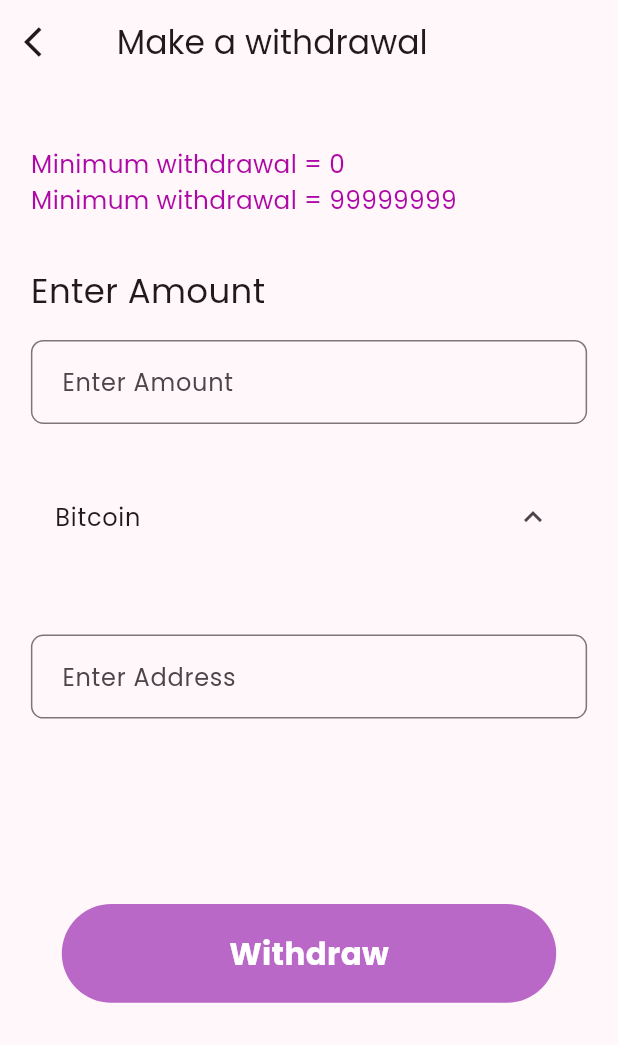
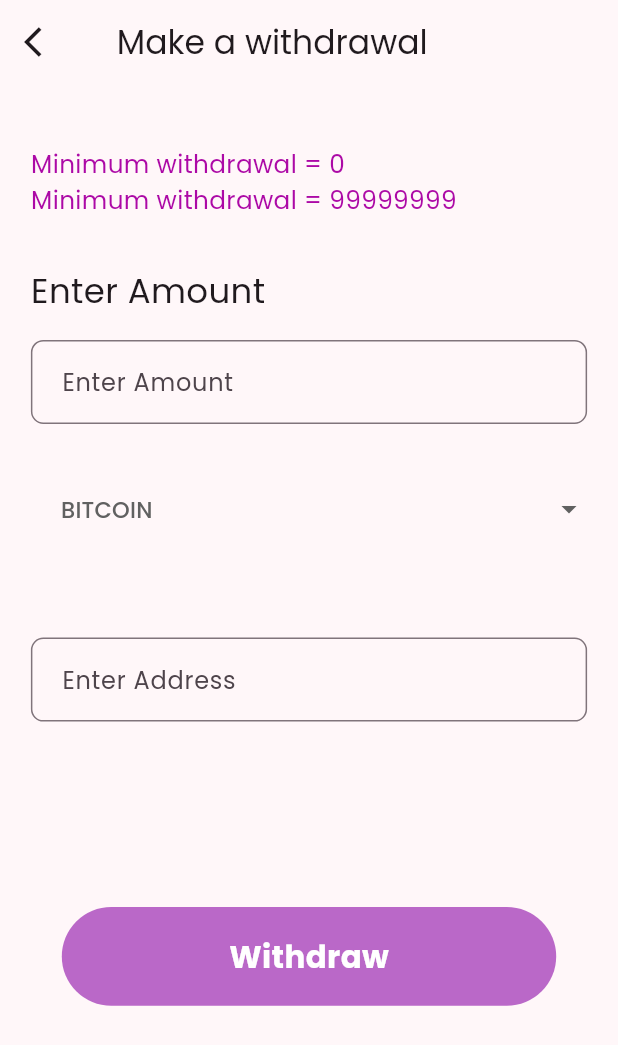
Before and after one commit to ebuka-c/bulloak-finance-mgt2, a Flutter app: the HomeNav screen opened by its route, after a tap on "Withdraw", on a phone screen of 412 x 824 dp. Shown: the top 1045 px of the screen. Run offline on Flutter 3.47's test engine with Material 2 defaults, Android fonts, the phone set to English and light mode, and no system bars; our stand-ins replace fl_chart, flutter_advanced_drawer, get, google_fonts, google_nav_bar, iconsax and 1 more.

Commit message:
pushing updates 1

```diff
--- a/lib/data/inv_packages_data.dart
+++ b/lib/data/inv_packages_data.dart
@@ -1,6 +1,6 @@
 List<dynamic> packages = [
   {
-    'name': 'Forex',
+    'name': 'Forest',
     'image': 'assets/packages/forex.png',
   },
   {
--- a/lib/screens/auth/recovery.dart/forgot_password.dart
+++ b/lib/screens/auth/recovery.dart/forgot_password.dart
@@ -4,7 +4,6 @@ import 'package:google_fonts/google_fonts.dart';
 
 import '../../../colors.dart';
 import '../../../widgets/custom_button.dart';
-import '../otp_verification.dart';
 
 class ForgotPSWD extends StatelessWidget {
   const ForgotPSWD({super.key});
@@ -121,7 +120,7 @@ class ForgotPSWD extends StatelessWidget {
                   ),
                   GestureDetector(
                     onTap: () {
-                      Get.to(const OTPVerification());
+                      Get.toNamed('/otpverify');
                     },
                     child: CustomButton(
                       height: h * 0.08,
--- a/lib/screens/auth/recovery.dart/resetPSWD.dart
+++ b/lib/screens/auth/recovery.dart/resetPSWD.dart
@@ -117,7 +117,7 @@ class _SignUpScreenState extends State<ResetPSWD> {
                           Icons.lock,
                           color: AppColors.fillText,
                         ),
-                        hintText: ' PASSWORD',
+                        hintText: ' CONFIRM PASSWORD',
                         focusedBorder: OutlineInputBorder(
                           borderRadius: BorderRadius.circular(w * 0.05),
                           borderSide: const BorderSide(
--- a/lib/screens/google_nav/other_screens/acc_balance.dart
+++ b/lib/screens/history_nav/other_screens/acc_balance.dart
@@ -3,6 +3,8 @@ import 'package:fl_chart/fl_chart.dart';
 import 'package:flutter/material.dart';
 import 'package:get/get.dart';
 import 'package:google_fonts/google_fonts.dart';
+
+import '../../../data/wallet_cards.dart';
 
 class AccBal extends StatefulWidget {
   const AccBal({super.key});
@@ -132,7 +134,7 @@ class _AccBalState extends State<AccBal> {
               SizedBox(
                 height: 250,
                 child: ListView.builder(
-                  itemCount: 5,
+                  itemCount: cards.length,
                   physics: const BouncingScrollPhysics(),
                   scrollDirection: Axis.horizontal,
                   itemBuilder: (context, index) => Row(
@@ -162,7 +164,7 @@ class _AccBalState extends State<AccBal> {
                                     mainAxisAlignment:
                                         MainAxisAlignment.spaceBetween,
                                     children: [
-                                      Text('August',
+                                      Text(cards[index]['month'],
                                           style: GoogleFonts.poppins(
                                             fontSize: w * 0.07,
                                             fontWeight: FontWeight.w600,
--- a/lib/screens/home_nav/home_nav.dart
+++ b/lib/screens/home_nav/home_nav.dart
@@ -22,7 +22,7 @@ class _HomeState extends State<HomeNav> {
     final List<Widget> tabs = [
       const DashBoard(),
       const Subscription(),
-      const Wallet(),
+      const Stats(),
       const Settings()
     ];
     return Scaffold(
--- a/lib/screens/investment/inv_packages.dart
+++ b/lib/screens/investment/inv_packages.dart
@@ -74,7 +74,8 @@ class InvestmentPackages extends StatelessWidget {
                     child: Center(
                         child: Text(
                       '${packages[index]['name']} Plan',
-                      style: GoogleFonts.poppins(fontSize: 15),
+                      style: GoogleFonts.poppins(
+                          fontSize: 15, fontWeight: FontWeight.w500),
                     )),
                   )),
                 ),
--- a/lib/screens/investment/inv_plans.dart
+++ b/lib/screens/investment/inv_plans.dart
@@ -178,7 +178,7 @@ class _InvestmentPlansState extends State<InvestmentPlans> {
                             Image.asset(plans[index]['button']),
                             Positioned(
                               top: h * 0.01,
-                              left: w * 0.1,
+                              left: w * 0.11,
                               child: Text(
                                 'PROCEED',
                                 style: GoogleFonts.poppins(
--- a/lib/screens/nav_screens/dashboard.dart
+++ b/lib/screens/nav_screens/dashboard.dart
@@ -211,7 +211,8 @@ class _HomePageState extends State<DashBoard> {
                                             '\$',
                                             style: GoogleFonts.poppins(
                                                 color: Colors.white,
-                                                fontSize: 14),
+                                                fontSize: 14,
+                                                fontWeight: FontWeight.w400),
                                           ),
                                           const SizedBox(
                                             width: 1,
@@ -220,7 +221,7 @@ class _HomePageState extends State<DashBoard> {
                                             '2,535.40',
                                             style: GoogleFonts.poppins(
                                               fontSize: 15,
-                                              fontWeight: FontWeight.w500,
+                                              fontWeight: FontWeight.w600,
                                               color: Colors.white,
                                             ),
                                           ),
--- a/lib/screens/nav_screens/wallet.dart
+++ b/lib/screens/nav_screens/wallet.dart
@@ -1,12 +1,12 @@
 import 'package:flutter/material.dart';
 
-class Wallet extends StatelessWidget {
-  const Wallet({super.key});
+class Stats extends StatelessWidget {
+  const Stats({super.key});
 
   @override
   Widget build(BuildContext context) {
     return const Scaffold(
-      body: Center(child: Text('Wallet')),
+      body: Center(child: Text('Statistics')),
     );
   }
 }
--- a/lib/screens/transactions/transactionhistory.dart
+++ b/lib/screens/transactions/transactionhistory.dart
@@ -155,7 +155,7 @@ class _TransactionHistoryState extends State<TransactionHistory> {
           SizedBox(height: h * 0.02),
           Container(
             width: w,
-            height: h * 0.645,
+            height: h * 0.569,
             decoration: BoxDecoration(color: Colors.white, boxShadow: [
               BoxShadow(
                 color: Colors.grey.withOpacity(0.5),
--- a/lib/screens/transactions/withdraw.dart
+++ b/lib/screens/transactions/withdraw.dart
@@ -5,8 +5,20 @@ import 'package:google_fonts/google_fonts.dart';
 import '../../colors.dart';
 import '../../widgets/custom_button.dart';
 
-class Withdraw extends StatelessWidget {
+class Withdraw extends StatefulWidget {
   const Withdraw({super.key});
+
+  @override
+  State<Withdraw> createState() => _WithdrawState();
+}
+
+class _WithdrawState extends State<Withdraw> {
+  _TransactionHistoryState() {
+    _selectedVal = _selectPaymentType[0];
+  }
+
+  final _selectPaymentType = ['BITCOIN', 'ETH', 'USDT', 'PAYPAL', 'XRP'];
+  String? _selectedVal = 'BITCOIN';
 
   @override
   Widget build(BuildContext context) {
@@ -79,19 +91,33 @@ class Withdraw extends StatelessWidget {
               ),
               SizedBox(height: h * 0.04),
 
-              ExpansionTile(
-                title: Text(
-                  'Bitcoin',
-                  style: GoogleFonts.poppins(),
+              Container(
+                margin: const EdgeInsets.only(left: 20, bottom: 10),
+                height: 50,
+                width: w,
+                child: DropdownButtonFormField(
+                  iconDisabledColor: Colors.grey[700],
+                  iconEnabledColor: Colors.grey[700],
+                  value: _selectedVal,
+                  items: _selectPaymentType
+                      .map(
+                        (e) => DropdownMenuItem(
+                          value: e,
+                          child: Text(
+                            e,
+                            style: GoogleFonts.poppins(
+                                color: Colors.grey[700], fontSize: 15),
+                          ),
+                        ),
+                      )
+                      .toList(),
+                  onChanged: (value) {
+                    setState(() {
+                      _selectedVal = value as String;
+                    });
+                  },
+                  decoration: const InputDecoration(border: InputBorder.none),
                 ),
-                trailing: const Icon(
-                  Icons.keyboard_arrow_up,
-                ),
-                children: [
-                  Container(
-                    decoration: const BoxDecoration(border: Border()),
-                  )
-                ],
               ),
               SizedBox(height: h * 0.04),
 
--- a/lib/widgets/maindrawer.dart
+++ b/lib/widgets/maindrawer.dart
@@ -1,3 +1,4 @@
+import 'package:bulloak_fin_mgt_fin_mgt/screens/history_nav/history/history_nav.dart';
 import 'package:flutter/material.dart';
 import 'package:get/get.dart';
 import 'package:google_fonts/google_fonts.dart';
@@ -61,11 +62,10 @@ class MainDrawer extends StatelessWidget {
               ),
               ListTile(
                 onTap: () {
-                  Get.to(() => const TransactionHistory());
+                  Get.to(() => const HistoryNav());
                 },
                 leading: const Icon(Iconsax.refresh),
-                title:
-                    Text('Transaction History', style: GoogleFonts.poppins()),
+                title: Text('History', style: GoogleFonts.poppins()),
               ),
               ///////Expansion tile
               ExpansionTile(
```
Also changed, not shown: lib/data/wallet_cards.dart (added, +17 -0 lines), lib/screens/auth/login.dart (+24 -0 lines), lib/screens/auth/sign_up.dart (+54 -4 lines), lib/screens/history_nav/history/history.dart (renamed from lib/screens/google_nav/history/history.dart, +14 -5 lines), lib/screens/history_nav/history/history_nav.dart (renamed from lib/screens/google_nav/history/history_nav.dart, +6 -6 lines).
